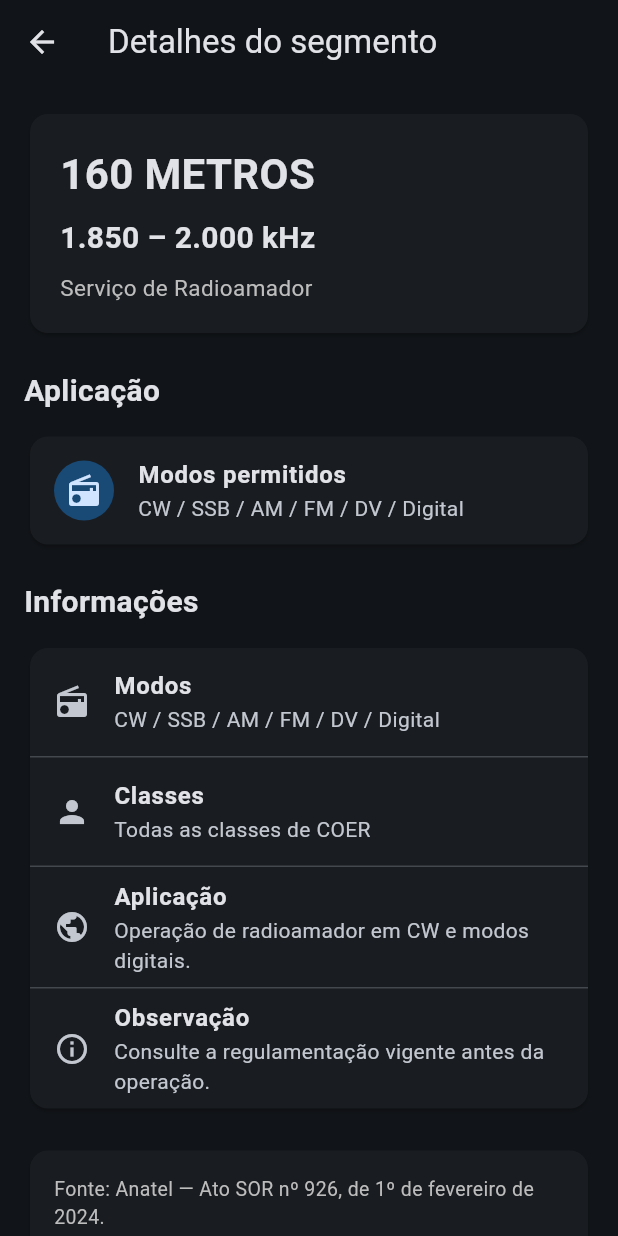
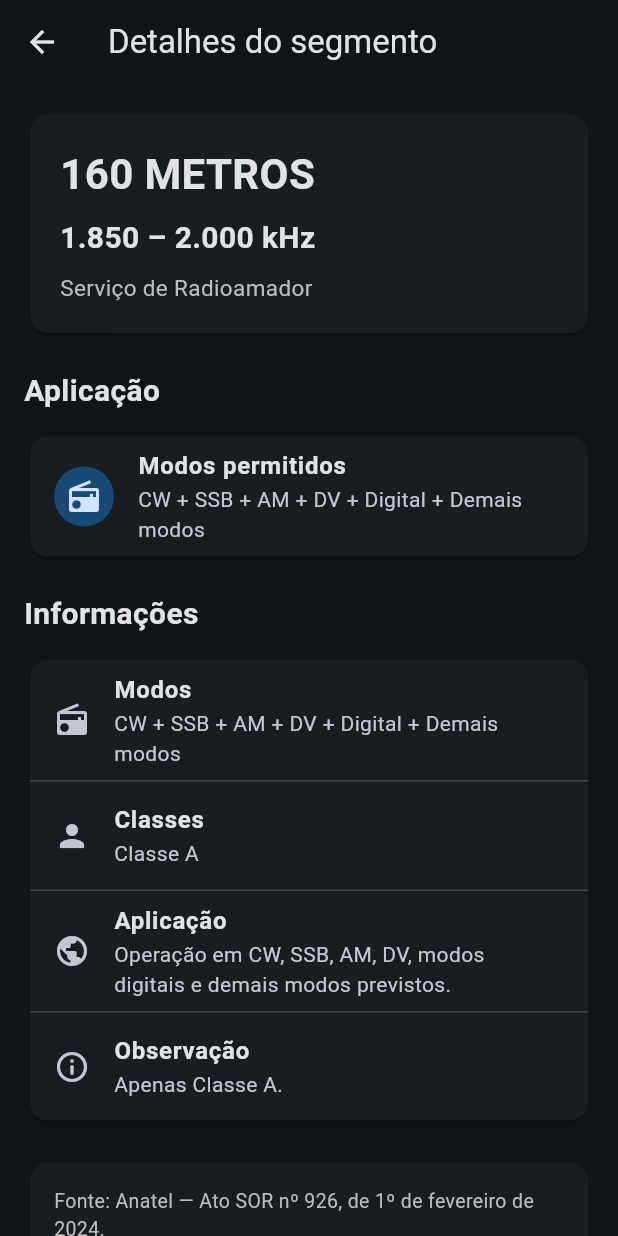
Before and after one commit to Pu2rmm/RBCOM, a Flutter app: the Faixa160Screen screen opened directly, after a tap on "1.850 – 2.000 kHz", on a phone screen of 412 x 824 dp. Run offline on Flutter 3.47's test engine with Material 3 defaults, Android fonts, the phone set to English and light mode, and no system bars; our stand-ins replace shared_preferences; accounts and stored records are empty.

Commit message:
Melhora detalhes dos segmentos de 160 metros

```diff
--- a/lib/screens/faixa_160_screen.dart
+++ b/lib/screens/faixa_160_screen.dart
@@ -45,24 +45,67 @@ class Faixa160Screen extends StatelessWidget {
 
           const SizedBox(height: 12),
 
-          _buildSegmento(context, '1.810 – 1.830 kHz', 'CW'),
+          _buildSegmento(
+            context,
+            '1.800 – 1.810 kHz',
+            'CW + Digital',
+            'Todas as classes de COER',
+            'Operação em CW e modos digitais.',
+            'Sem observação específica na tabela.',
+          ),
 
-          _buildSegmento(context, '1.830 – 1.839 kHz', 'CW — DX'),
+          _buildSegmento(
+            context,
+            '1.810 – 1.830 kHz',
+            'CW',
+            'Todas as classes de COER',
+            'Operação em CW.',
+            'Sem observação específica na tabela.',
+          ),
 
-          _buildSegmento(context, '1.839 – 1.840 kHz', 'CW + Digital — ACDS'),
+          _buildSegmento(
+            context,
+            '1.830 – 1.839 kHz',
+            'CW',
+            'Todas as classes de COER',
+            'Operação em CW para comunicações DX.',
+            'Aplicação indicada como DX.',
+          ),
+
+          _buildSegmento(
+            context,
+            '1.839 – 1.840 kHz',
+            'CW + Digital',
+            'Todas as classes de COER',
+            'Operação em CW e modos digitais para DX.',
+            'DX. ACDS pode ser utilizado desde que não cause interferências em comunicações ponto a ponto e DX.',
+          ),
 
           _buildSegmento(
             context,
             '1.840 – 1.843 kHz',
-            'CW / SSB + Digital — DX',
+            'CW + SSB + Digital',
+            'Todas as classes de COER',
+            'Operação em CW, SSB e modos digitais para DX.',
+            'Aplicação indicada como DX.',
           ),
 
-          _buildSegmento(context, '1.843 – 1.850 kHz', 'CW / SSB — DX'),
+          _buildSegmento(
+            context,
+            '1.843 – 1.850 kHz',
+            'CW + SSB',
+            'Todas as classes de COER',
+            'Operação em CW e SSB para DX.',
+            'Aplicação indicada como DX.',
+          ),
 
           _buildSegmento(
             context,
             '1.850 – 2.000 kHz',
-            'CW / SSB / AM / FM / DV / Digital',
+            'CW + SSB + AM + DV + Digital + Demais modos',
+            'Classe A',
+            'Operação em CW, SSB, AM, DV, modos digitais e demais modos previstos.',
+            'Apenas Classe A.',
           ),
 
           const SizedBox(height: 16),
@@ -84,7 +127,10 @@ class Faixa160Screen extends StatelessWidget {
   Widget _buildSegmento(
     BuildContext context,
     String frequencia,
+    String modos,
+    String classes,
     String aplicacao,
+    String observacao,
   ) {
     return Card(
       margin: const EdgeInsets.only(bottom: 10),
@@ -102,10 +148,10 @@ class Faixa160Screen extends StatelessWidget {
             MaterialPageRoute(
               builder: (context) => Faixa160SegmentoScreen(
                 frequencia: frequencia,
+                modos: modos,
+                classes: classes,
                 aplicacao: aplicacao,
-                classes: 'Todas as classes de COER',
-                observacao:
-                    'Consulte a regulamentação vigente antes da operação.',
+                observacao: observacao,
               ),
             ),
           );
--- a/lib/screens/faixa_160_segmento_screen.dart
+++ b/lib/screens/faixa_160_segmento_screen.dart
@@ -2,15 +2,17 @@ import 'package:flutter/material.dart';
 
 class Faixa160SegmentoScreen extends StatelessWidget {
   final String frequencia;
+  final String modos;
+  final String classes;
   final String aplicacao;
-  final String classes;
   final String observacao;
 
   const Faixa160SegmentoScreen({
     super.key,
     required this.frequencia,
+    required this.modos,
+    required this.classes,
     required this.aplicacao,
-    required this.classes,
     required this.observacao,
   });
 
@@ -65,7 +67,7 @@ class Faixa160SegmentoScreen extends StatelessWidget {
                 'Modos permitidos',
                 style: TextStyle(fontWeight: FontWeight.bold),
               ),
-              subtitle: Text(aplicacao),
+              subtitle: Text(modos),
             ),
           ),
 
@@ -87,7 +89,7 @@ class Faixa160SegmentoScreen extends StatelessWidget {
                     'Modos',
                     style: TextStyle(fontWeight: FontWeight.bold),
                   ),
-                  subtitle: Text(aplicacao),
+                  subtitle: Text(modos),
                 ),
                 const Divider(height: 1),
                 ListTile(
@@ -99,15 +101,13 @@ class Faixa160SegmentoScreen extends StatelessWidget {
                   subtitle: Text(classes),
                 ),
                 const Divider(height: 1),
-                const ListTile(
-                  leading: Icon(Icons.public),
-                  title: Text(
+                ListTile(
+                  leading: const Icon(Icons.public),
+                  title: const Text(
                     'Aplicação',
                     style: TextStyle(fontWeight: FontWeight.bold),
                   ),
-                  subtitle: Text(
-                    'Operação de radioamador em CW e modos digitais.',
-                  ),
+                  subtitle: Text(aplicacao),
                 ),
                 const Divider(height: 1),
                 ListTile(
```
